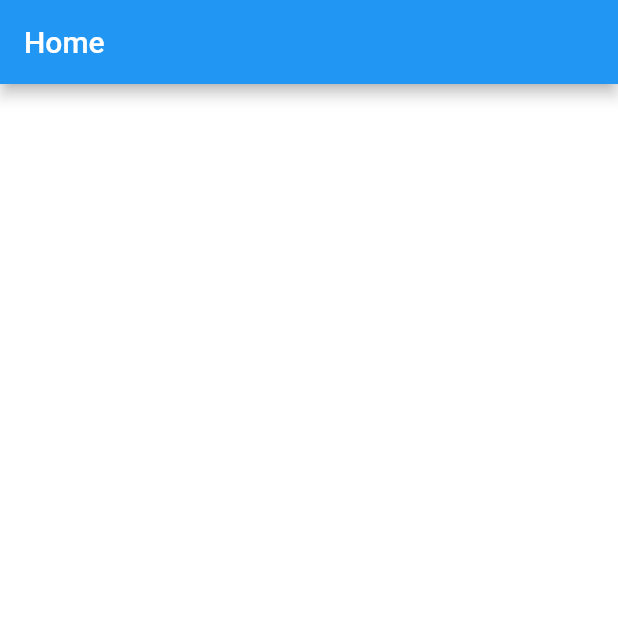
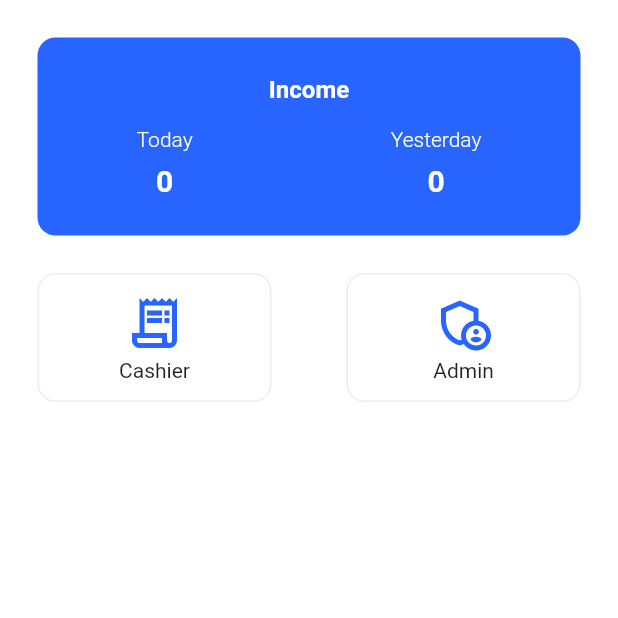
Before and after one commit to Harits-sl/cashier_app, a Flutter app: the ReceiptPage screen opened by its route, after a tap on "Simpan Order", on a phone screen of 412 x 824 dp, the top half of it. Run offline on Flutter 3.47's test engine with Material 2 defaults, Android fonts, the phone set to English and light mode, and no system bars; our stand-ins replace bloc, cloud_firestore, equatable, firebase_core, flutter_bloc, google_fonts; missing offline and left inert: blue_thermal_printer; accounts and stored records are empty.

Commit message:
add home page

````diff
--- a/lib/src/config/theme/app_theme.dart
+++ b/lib/src/config/theme/app_theme.dart
@@ -1,5 +1,6 @@
+import 'package:flutter/material.dart';
+
 import '../../core/shared/theme.dart';
-import 'package:flutter/material.dart';
 
 class AppTheme {
   static ThemeData get light {
--- /dev/null
+++ b/lib/src/core/utils/date.dart
@@ -0,0 +1,16 @@
+import 'package:intl/intl.dart';
+
+class Date {
+  static int filter(
+      {required int subtractDay,
+      required DateTime date,
+      required DateTime today}) {
+    DateFormat format = DateFormat('yyyy-MM-dd');
+
+    int dateCompare = format
+        .format(date)
+        .compareTo(format.format(today.subtract(Duration(days: subtractDay))));
+
+    return dateCompare;
+  }
+}
--- a/lib/src/core/utils/string_helper.dart
+++ b/lib/src/core/utils/string_helper.dart
@@ -1,10 +1,10 @@
 class StringHelper {
   /// menambahkan koma pada tiga angka belakang
-  /*
-    var value = 10000
-    addComma(value)
-    hasilnya = 10.000
-  */
+  ///
+  /// ```dart
+  /// int total = 100000
+  /// print(StringHelper.addComma(total)); // 100.000
+  /// ```
   static String addComma(int value) {
     return value.toString().replaceAllMapped(
         RegExp(r'(\d{1,3})(?=(\d{3})+(?!\d))'), (Match m) => '${m[1]}.');
--- a/lib/src/data/dataSources/remote/menu_service.dart
+++ b/lib/src/data/dataSources/remote/menu_service.dart
@@ -1,4 +1,4 @@
-import 'package:cashier_app/src/data/models/menu_model.dart';
+import '../../models/menu_model.dart';
 import 'package:cloud_firestore/cloud_firestore.dart';
 
 class MenuService {
--- a/lib/src/data/dataSources/remote/order_service.dart
+++ b/lib/src/data/dataSources/remote/order_service.dart
@@ -1,6 +1,5 @@
-import 'package:cashier_app/src/data/models/menu_order_model.dart';
+import '../../models/menu_order_model.dart';
 import 'package:cloud_firestore/cloud_firestore.dart';
-import 'package:flutter/material.dart';
 
 class OrderService {
   final FirebaseFirestore _db = FirebaseFirestore.instance;
--- a/lib/src/presentation/cubit/Menu/menu_cubit.dart
+++ b/lib/src/presentation/cubit/Menu/menu_cubit.dart
@@ -1,6 +1,5 @@
 import 'package:bloc/bloc.dart';
-import 'package:cashier_app/src/data/dataSources/remote/menu_service.dart';
-import 'package:flutter/material.dart';
+import '../../../data/dataSources/remote/menu_service.dart';
 import '../../../data/models/menu_model.dart';
 import 'package:equatable/equatable.dart';
 
--- a/lib/src/presentation/cubit/menu_order/menu_order_cubit.dart
+++ b/lib/src/presentation/cubit/menu_order/menu_order_cubit.dart
@@ -1,5 +1,5 @@
 import 'package:bloc/bloc.dart';
-import 'package:cashier_app/src/data/dataSources/remote/order_service.dart';
+import '../../../data/dataSources/remote/order_service.dart';
 import 'package:equatable/equatable.dart';
 import 'package:flutter/material.dart';
 import 'package:intl/intl.dart';
--- a/lib/src/presentation/features/home/home_cubit.dart
+++ b/lib/src/presentation/features/home/home_cubit.dart
@@ -1,8 +1,8 @@
 import 'package:bloc/bloc.dart';
 
-import 'package:cashier_app/src/presentation/features/home/index.dart';
-import 'package:flutter/material.dart';
+import 'index.dart';
 
+import '../../../core/utils/date.dart';
 import '../../../data/dataSources/remote/order_service.dart';
 import '../../../data/models/menu_order_model.dart';
 
@@ -14,7 +14,27 @@ class HomeCubit extends Cubit<HomeState> {
       emit(HomeLoading());
 
       List<MenuOrderModel> listMenuOrder = await OrderService().getAllOrder();
-      debugPrint('listMenuOrder: $listMenuOrder');
+
+      DateTime today = DateTime.now();
+
+      int totalIncomeToday = 0;
+      int totalIncomeYesterday = 0;
+
+      for (MenuOrderModel order in listMenuOrder) {
+        switch (Date.filter(
+            subtractDay: 1, date: order.dateTimeOrder!, today: today)) {
+          case 0:
+            totalIncomeYesterday += order.total;
+            break;
+          case 1:
+            totalIncomeToday += order.total;
+            break;
+        }
+      }
+
+      List<int> incomeList = [totalIncomeToday, totalIncomeYesterday];
+
+      emit(HomeSuccess(incomeList));
     } catch (e) {
       emit(HomeFailed(e.toString()));
     }
--- a/lib/src/presentation/features/home/home_page.dart
+++ b/lib/src/presentation/features/home/home_page.dart
@@ -1,25 +1,20 @@
-import 'package:cashier_app/src/presentation/features/home/index.dart';
+import 'index.dart';
 import 'package:flutter/material.dart';
-import 'package:flutter_bloc/flutter_bloc.dart';
 
-class HomePage extends StatefulWidget {
-  static const String routeName = '/home';
-
+class HomePage extends StatelessWidget {
   const HomePage({Key? key}) : super(key: key);
 
   @override
-  _HomePageState createState() => _HomePageState();
-}
-
-class _HomePageState extends State<HomePage> {
-  @override
   Widget build(BuildContext context) {
-    context.read<HomeCubit>().getAllOrder();
     return Scaffold(
-      appBar: AppBar(
-        title: Text('Home'),
+      body: SafeArea(
+        child: Column(
+          children: const [
+            Income(),
+            Menu(),
+          ],
+        ),
       ),
-      body: Container(),
     );
   }
 }
--- a/lib/src/presentation/features/home/home_state.dart
+++ b/lib/src/presentation/features/home/home_state.dart
@@ -12,12 +12,13 @@ class HomeInitial extends HomeState {}
 class HomeLoading extends HomeState {}
 
 class HomeSuccess extends HomeState {
-  // final List<HomeModel> home;
+  /// [totalIncomeToday, totalIncomeYesterday]
+  final List<int> totalList;
 
-  // const HomeSuccess(this.home);
+  const HomeSuccess(this.totalList);
 
-  // @override
-  // List<Object> get props => [home];
+  @override
+  List<Object> get props => [totalList];
 }
 
 class HomeFailed extends HomeState {
--- a/lib/src/presentation/features/home/index.dart
+++ b/lib/src/presentation/features/home/index.dart
@@ -1,3 +1,5 @@
 export 'home_cubit.dart';
 export 'home_page.dart';
 export 'home_state.dart';
+export 'screens/income.dart';
+export 'screens/menu.dart';
--- /dev/null
+++ b/lib/src/presentation/features/home/screens/income.dart
@@ -0,0 +1,78 @@
+import '../../../../core/shared/theme.dart';
+import '../../../../core/utils/string_helper.dart';
+import '../index.dart';
+import 'package:flutter/material.dart';
+import 'package:flutter_bloc/flutter_bloc.dart';
+
+class Income extends StatelessWidget {
+  const Income({Key? key}) : super(key: key);
+
+  @override
+  Widget build(BuildContext context) {
+    context.read<HomeCubit>().getAllOrder();
+
+    Widget totalIncome(String title, int total) {
+      return Column(
+        children: [
+          Text(
+            title,
+            style: whiteTextStyle.copyWith(
+              fontWeight: light,
+            ),
+          ),
+          const SizedBox(
+            height: 8,
+          ),
+          Text(
+            StringHelper.addComma(total),
+            style: whiteTextStyle.copyWith(
+              fontSize: 20,
+              fontWeight: semiBold,
+            ),
+          ),
+        ],
+      );
+    }
+
+    return BlocBuilder<HomeCubit, HomeState>(
+      builder: (context, state) {
+        List<int> totalList = [];
+        if (state is HomeSuccess) {
+          totalList = state.totalList;
+        }
+        return Container(
+          margin: EdgeInsets.all(defaultMargin),
+          padding: EdgeInsets.symmetric(vertical: defaultMargin),
+          decoration: BoxDecoration(
+            color: blueColor,
+            borderRadius: BorderRadius.circular(12),
+          ),
+          child: Column(
+            children: [
+              Padding(
+                padding: const EdgeInsets.only(bottom: 16),
+                child: Center(
+                  child: Text(
+                    'Income',
+                    style: whiteTextStyle.copyWith(
+                      fontSize: 16,
+                      fontWeight: semiBold,
+                    ),
+                  ),
+                ),
+              ),
+              Row(
+                mainAxisAlignment: MainAxisAlignment.spaceAround,
+                children: [
+                  totalIncome('Today', totalList.isEmpty ? 0 : totalList[0]),
+                  totalIncome(
+                      'Yesterday', totalList.isEmpty ? 0 : totalList[1]),
+                ],
+              ),
+            ],
+          ),
+        );
+      },
+    );
+  }
+}
--- /dev/null
+++ b/lib/src/presentation/features/home/screens/menu.dart
@@ -0,0 +1,56 @@
+import '../../../../config/route/go.dart';
+import '../../../../config/route/routes.dart';
+import '../../../../core/shared/theme.dart';
+import 'package:flutter/material.dart';
+
+class Menu extends StatelessWidget {
+  const Menu({Key? key}) : super(key: key);
+
+  @override
+  Widget build(BuildContext context) {
+    double width = MediaQuery.of(context).size.width / 2;
+
+    void onTapOrder() {
+      Go.routeWithPath(context: context, path: Routes.orderMenu);
+    }
+
+    Widget item(String title, IconData icon) {
+      return InkWell(
+        onTap: onTapOrder,
+        borderRadius: BorderRadius.circular(12),
+        child: Container(
+          width: width - (defaultMargin * 2),
+          padding: const EdgeInsets.all(12),
+          decoration: BoxDecoration(
+            border: Border.all(color: lightGrayColor),
+            borderRadius: BorderRadius.circular(12),
+          ),
+          child: Column(
+            children: [
+              Icon(
+                icon,
+                size: 40,
+                color: blueColor,
+              ),
+              const SizedBox(
+                height: 4,
+              ),
+              Text(title),
+            ],
+          ),
+        ),
+      );
+    }
+
+    return Container(
+      margin: EdgeInsets.symmetric(horizontal: defaultMargin),
+      child: Row(
+        mainAxisAlignment: MainAxisAlignment.spaceBetween,
+        children: [
+          item('Cashier', Icons.receipt_long_outlined),
+          item('Admin', Icons.admin_panel_settings_outlined),
+        ],
+      ),
+    );
+  }
+}
--- a/lib/src/presentation/pages/order_page.dart
+++ b/lib/src/presentation/pages/order_page.dart
@@ -1,5 +1,5 @@
-import 'package:cashier_app/src/config/route/routes.dart';
-import 'package:cashier_app/src/presentation/cubit/Menu/menu_cubit.dart';
+import '../../config/route/routes.dart';
+import '../cubit/Menu/menu_cubit.dart';
 
 import '../../data/models/menu_order_model.dart';
 import '../cubit/menu_order/menu_order_cubit.dart';
@@ -10,7 +10,6 @@ import '../../config/route/go.dart';
 import '../../core/shared/theme.dart';
 import '../../core/utils/string_helper.dart';
 import '../widgets/menu_item.dart';
-import 'select_payment_page.dart';
 
 class OrderPage extends StatefulWidget {
   // final BlueThermalPrinter printer;
--- a/lib/src/presentation/pages/payment_amount_page.dart
+++ b/lib/src/presentation/pages/payment_amount_page.dart
@@ -1,10 +1,8 @@
-import 'package:cashier_app/src/config/route/routes.dart';
+import '../../config/route/routes.dart';
 
 import '../../config/route/go.dart';
 import '../../core/utils/string_helper.dart';
-import '../cubit/menuQty/menu_qty_cubit.dart';
 import '../cubit/menu_order/menu_order_cubit.dart';
-import 'receipt_page.dart';
 import 'package:flutter_bloc/flutter_bloc.dart';
 
 import '../../core/shared/theme.dart';
--- a/lib/src/presentation/pages/select_printer_page.dart
+++ b/lib/src/presentation/pages/select_printer_page.dart
@@ -1,9 +1,7 @@
 import 'package:blue_thermal_printer/blue_thermal_printer.dart';
-import 'package:cashier_app/src/presentation/cubit/thermalPrinterCubit/thermal_printer_cubit.dart';
+import '../cubit/thermalPrinterCubit/thermal_printer_cubit.dart';
 import 'package:flutter/material.dart';
 import 'package:flutter_bloc/flutter_bloc.dart';
-
-import 'order_page.dart';
 
 class SelectPrinterPage extends StatefulWidget {
   const SelectPrinterPage({Key? key}) : super(key: key);
--- a/lib/src/presentation/widgets/payment_option.dart
+++ b/lib/src/presentation/widgets/payment_option.dart
@@ -1,10 +1,9 @@
-import 'package:cashier_app/src/config/route/routes.dart';
+import '../../config/route/routes.dart';
 
 import '../cubit/menu_order/menu_order_cubit.dart';
 import 'package:flutter_bloc/flutter_bloc.dart';
 
 import '../../config/route/go.dart';
-import '../pages/payment_amount_page.dart';
 import 'package:flutter/material.dart';
 
 import '../../core/shared/theme.dart';
````
Also changed, not shown: lib/main.dart (+7 -7 lines), lib/src/presentation/pages/receipt_page.dart (+4 -4 lines), lib/src/presentation/pages/select_payment_page.dart (+3 -4 lines).
